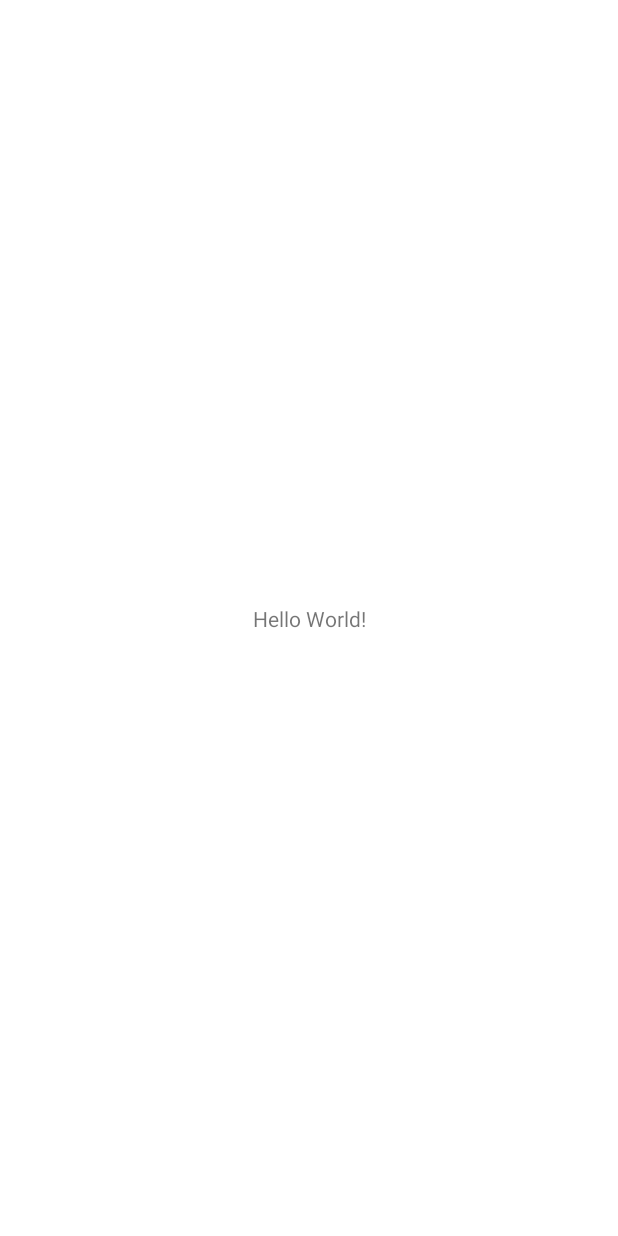
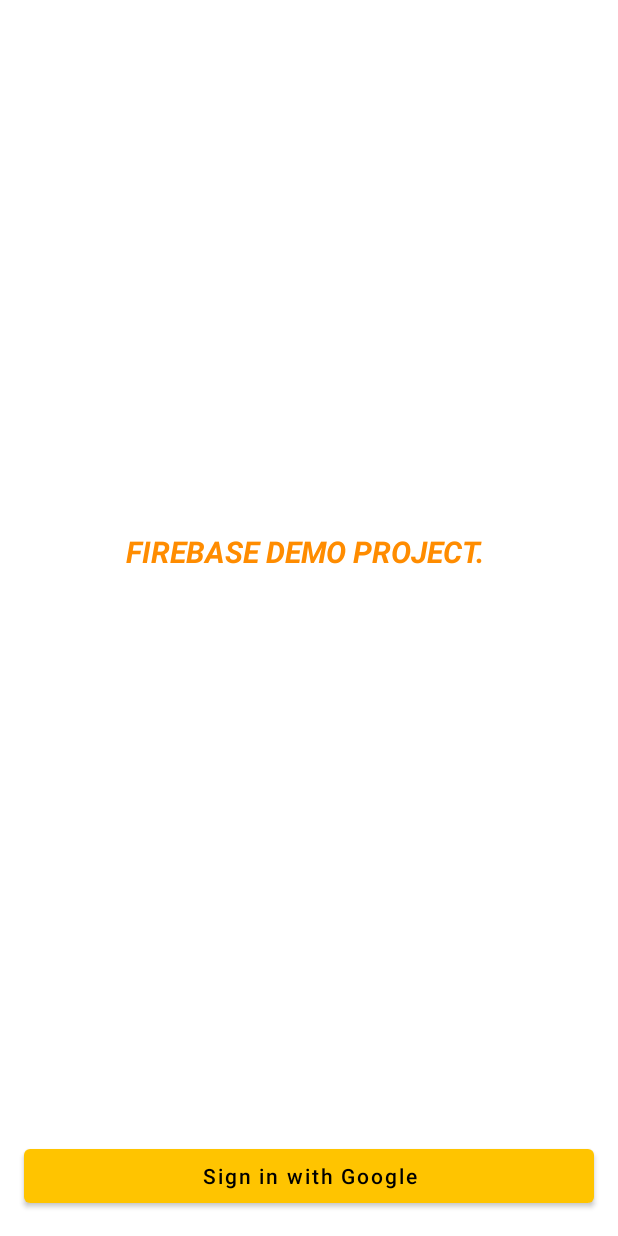
Before and after one commit to OtienoSamwel/firebase-demo, an Android app: the screen it shows after launch (MainActivity), on a phone screen of 412 x 824 dp. Before the commit the screen is almost empty. Run offline under Robolectric (Android 15) with nearby library versions, the phone set to English and light mode, and no system bars.

Commit message:
incremental changes

```diff
--- a/app/src/main/res/layout/activity_main.xml
+++ b/app/src/main/res/layout/activity_main.xml
@@ -7,12 +7,30 @@
     tools:context=".MainActivity">
 
     <TextView
+        android:id="@+id/textView"
         android:layout_width="wrap_content"
         android:layout_height="wrap_content"
-        android:text="Hello World!"
-        app:layout_constraintBottom_toBottomOf="parent"
-        app:layout_constraintLeft_toLeftOf="parent"
-        app:layout_constraintRight_toRightOf="parent"
+        android:layout_marginTop="344dp"
+        android:padding="10dp"
+        android:text="FIREBASE DEMO PROJECT."
+        android:textColor="	#FF8C00"
+        android:textSize="20dp"
+        android:textStyle="bold|italic"
+        app:layout_constraintEnd_toEndOf="parent"
+        app:layout_constraintHorizontal_bias="0.484"
+        app:layout_constraintStart_toStartOf="parent"
         app:layout_constraintTop_toTopOf="parent" />
 
+    <Button
+        android:id="@+id/button"
+        android:layout_width="0dp"
+        android:layout_height="wrap_content"
+        android:layout_margin="16dp"
+        android:layout_marginBottom="178dp"
+        android:text="Sign in with Google"
+        android:textAllCaps="false"
+        android:textColor="@color/black"
+        app:layout_constraintBottom_toBottomOf="parent"
+        app:layout_constraintEnd_toEndOf="parent"
+        app:layout_constraintStart_toStartOf="parent" />
 </androidx.constraintlayout.widget.ConstraintLayout>
```
